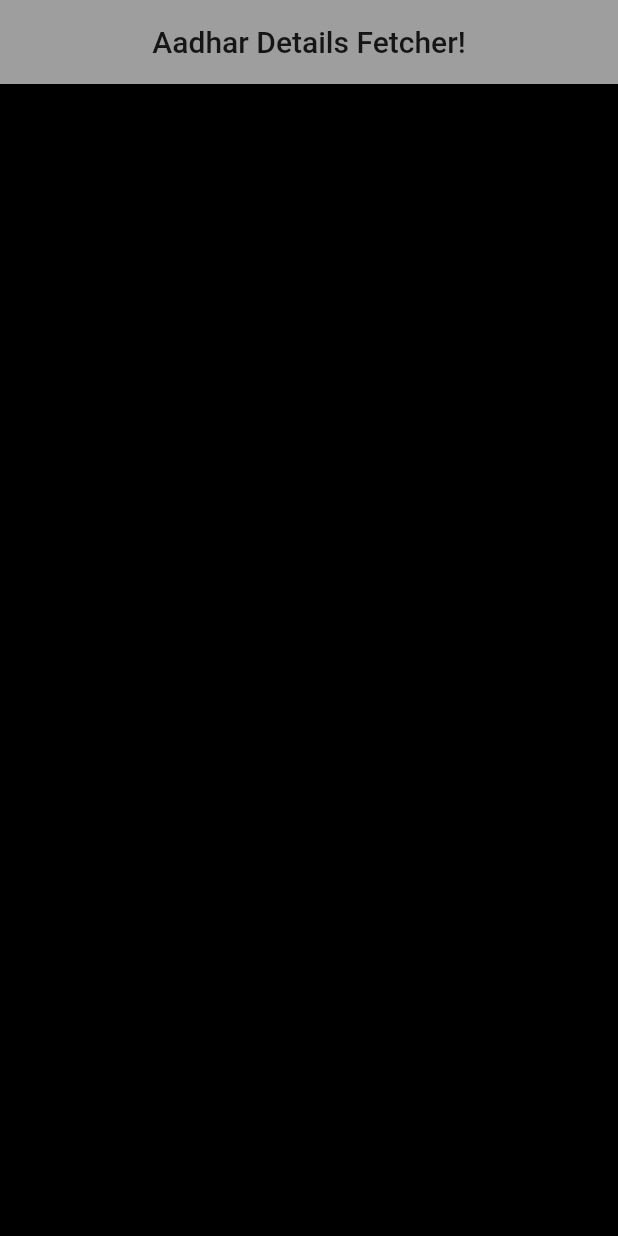
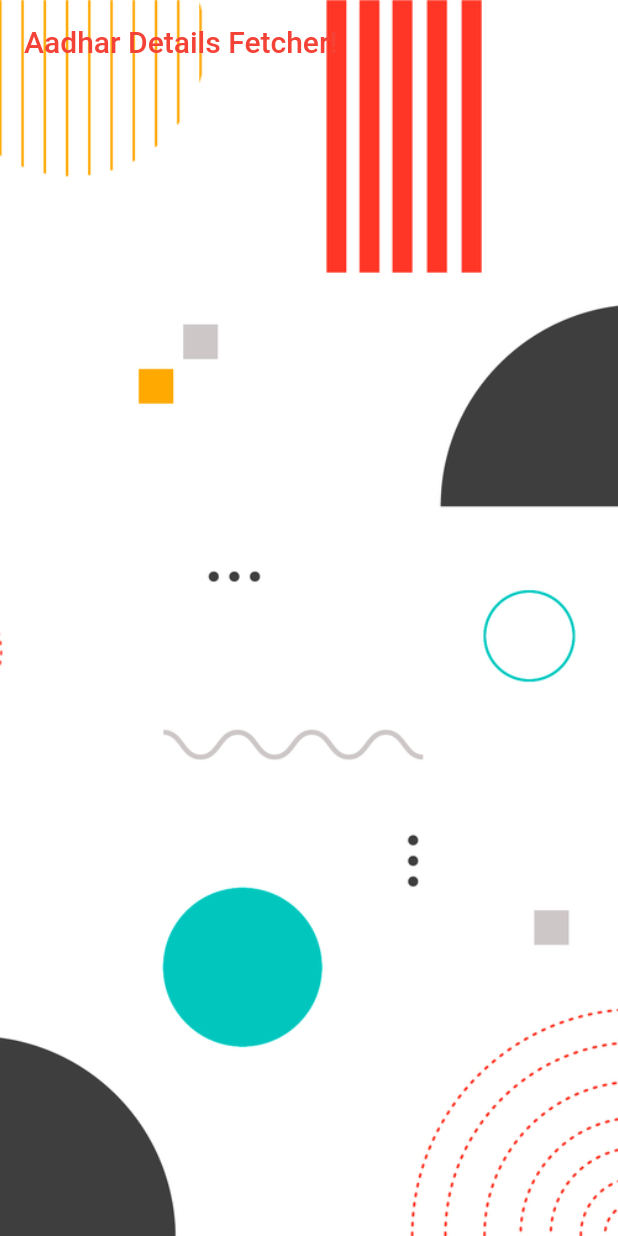
Before and after one commit to probe2k/aadhar_flutter, a Flutter app: the screen it shows after launch, on a phone screen of 412 x 824 dp. Run offline on Flutter 3.47's test engine with Material 2 defaults, Android fonts, the phone set to English and light mode, and no system bars.

Commit message:
bg and extend elevation drop

```diff
--- a/lib/app_home.dart
+++ b/lib/app_home.dart
@@ -10,8 +10,30 @@ class _AppHomeState extends State<AppHome> {
   Widget build(BuildContext context) {
     return Scaffold(
       appBar: AppBar(
-        title: Text('Aadhar Details Fetcher!',),
-        centerTitle: true,
+        title: Text(
+          'Aadhar Details Fetcher!',
+          style: TextStyle(
+            color: Colors.red,
+          ),
+        ),
+        backgroundColor: Colors.transparent,
+        elevation: 0.0,
+      ),
+      extendBodyBehindAppBar: true,
+      body: Container(
+        width: double.infinity,
+        height: double.infinity,
+        decoration: BoxDecoration(
+          image: DecorationImage(
+            image: AssetImage(
+              'asset/home.jpg',
+            ),
+            fit: BoxFit.cover,
+          ),
+        ),
+        padding: const EdgeInsets.only(
+          top: 80,
+        ),
       ),
     );
   }
```
